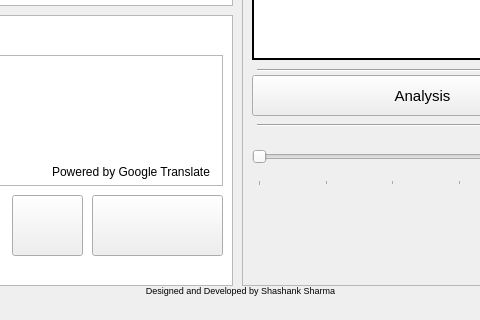
shashankrnr32/KannadaTTS-Application, file App/ui/Application.ui: the form before one commit; both pictures show x 408 to 888 and y 448 to 768 of the 1366 by 768 pixel window.
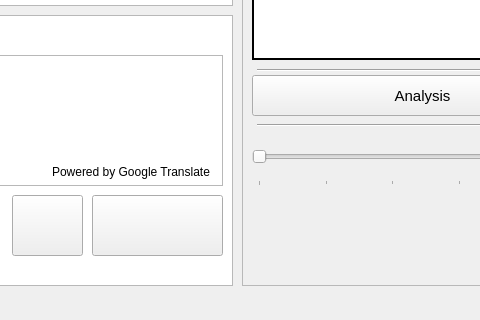
The form after the commit. Icons and pictures are not drawn.

Diff of the .ui file:
```diff
--- a/App/ui/Application.ui
+++ b/App/ui/Application.ui
@@ -1046,27 +1046,6 @@
      </property>
     </item>
    </widget>
-   <widget class="QLabel" name="label_2">
-    <property name="geometry">
-     <rect>
-      <x>550</x>
-      <y>710</y>
-      <width>197</width>
-      <height>11</height>
-     </rect>
-    </property>
-    <property name="font">
-     <font>
-      <pointsize>7</pointsize>
-     </font>
-    </property>
-    <property name="text">
-     <string>Designed and Developed by Shashank Sharma</string>
-    </property>
-    <property name="alignment">
-     <set>Qt::AlignCenter</set>
-    </property>
-   </widget>
    <zorder>columnView_3</zorder>
    <zorder>columnView_2</zorder>
    <zorder>listView_2</zorder>
```
Left out of the diff: 1 changed line with no effect on the pictures.
